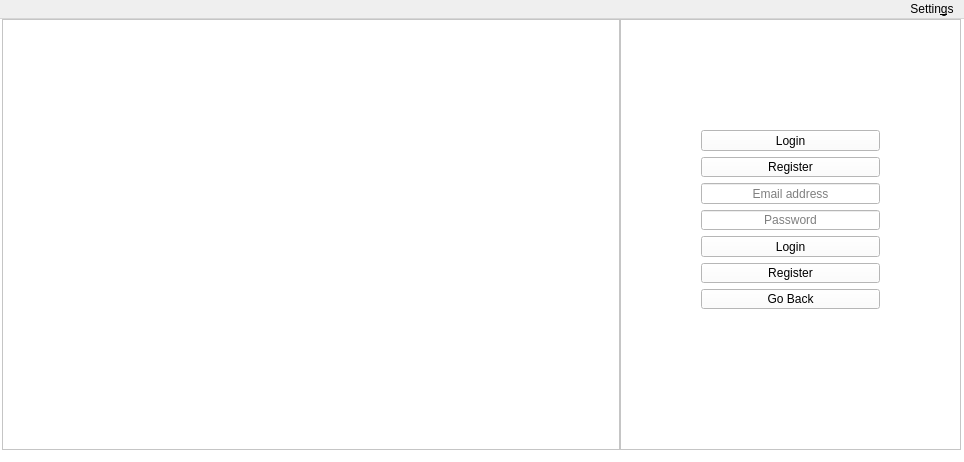
Qt form mainwindow.ui (gheorghitamutu/RCSocialNetwork-Client) before a commit.
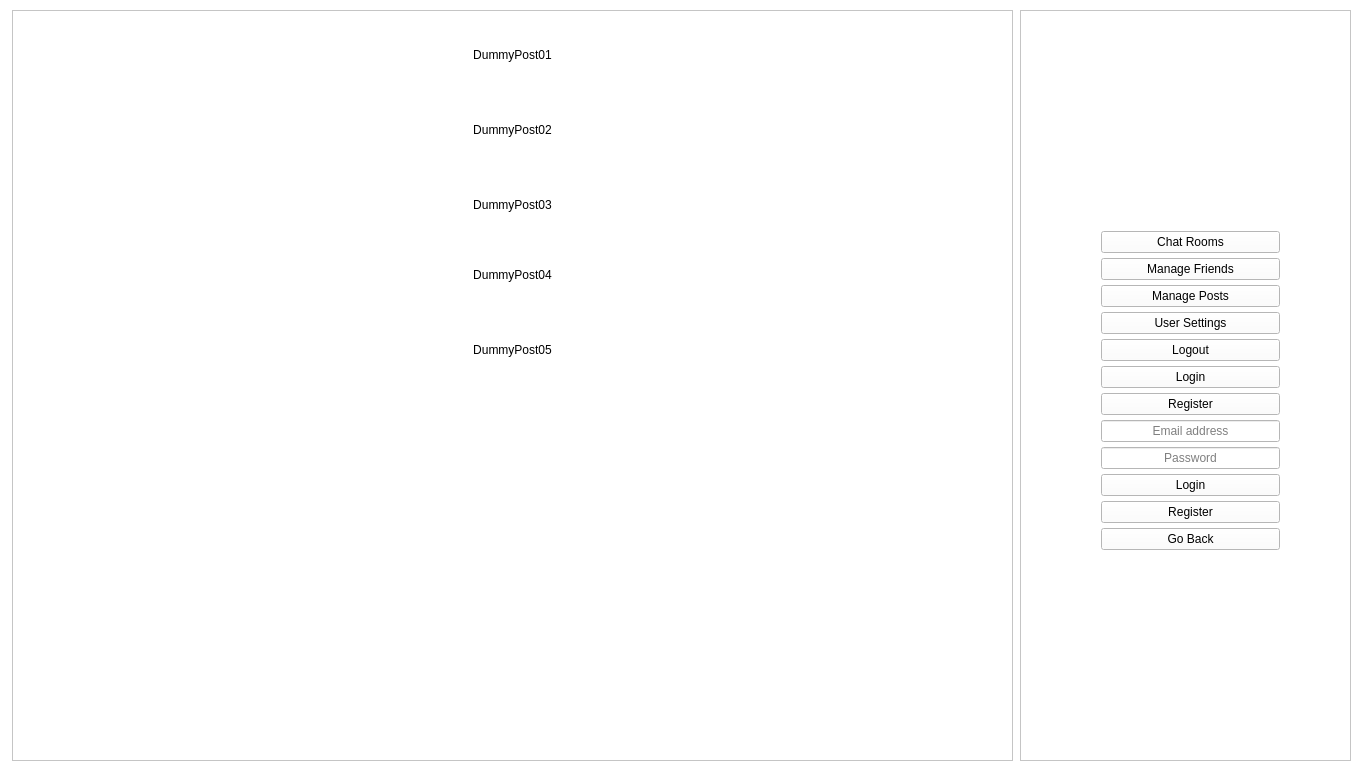
The same form after that commit.

Commit message: dummy posts hover button even

```diff
--- a/mainwindow.ui
+++ b/mainwindow.ui
@@ -9,8 +9,8 @@
    <rect>
     <x>0</x>
     <y>0</y>
-    <width>964</width>
-    <height>462</height>
+    <width>1366</width>
+    <height>773</height>
    </rect>
   </property>
   <property name="sizePolicy">
@@ -47,10 +47,10 @@
    <widget class="QFrame" name="login_chat_frame">
     <property name="geometry">
      <rect>
-      <x>620</x>
-      <y>0</y>
-      <width>341</width>
-      <height>431</height>
+      <x>1020</x>
+      <y>10</y>
+      <width>331</width>
+      <height>751</height>
      </rect>
     </property>
     <property name="sizePolicy">
@@ -63,23 +63,67 @@
      <enum>QFrame::StyledPanel</enum>
     </property>
     <property name="frameShadow">
-     <enum>QFrame::Raised</enum>
+     <enum>QFrame::Sunken</enum>
+    </property>
+    <property name="lineWidth">
+     <number>4</number>
+    </property>
+    <property name="midLineWidth">
+     <number>4</number>
     </property>
     <widget class="QWidget" name="verticalLayoutWidget">
      <property name="geometry">
       <rect>
        <x>70</x>
-       <y>100</y>
+       <y>210</y>
        <width>201</width>
-       <height>201</height>
+       <height>271</height>
       </rect>
      </property>
-     <layout class="QVBoxLayout" name="verticalLayoutMain">
+     <layout class="QVBoxLayout" name="RStateVerticalLayoutMain" stretch="0,0,0,0,0,0,0,0,0,0,0,0">
+      <property name="spacing">
+       <number>5</number>
+      </property>
       <property name="sizeConstraint">
-       <enum>QLayout::SetNoConstraint</enum>
+       <enum>QLayout::SetMinimumSize</enum>
       </property>
       <item>
-       <widget class="QPushButton" name="login_button">
+       <widget class="QPushButton" name="R3ChatRoomsButton">
+        <property name="text">
+         <string>Chat Rooms</string>
+        </property>
+       </widget>
+      </item>
+      <item>
+       <widget class="QPushButton" name="R3ManagaFriendsButton">
+        <property name="text">
+         <string>Manage Friends</string>
+        </property>
+       </widget>
+      </item>
+      <item>
+       <widget class="QPushButton" name="R3ManagePostsButton">
+        <property name="text">
+         <string>Manage Posts</string>
+        </property>
+       </widget>
+      </item>
+      <item>
+       <widget class="QPushButton" name="R3UserSettingsButton">
+        <property name="text">
+         <string>User Settings</string>
+        </property>
+       </widget>
+      </item>
+      <item>
+       <widget class="QPushButton" name="R3LogoutButton">
+        <property name="text">
+         <string>Logout</string>
+        </property>
+       </widget>
+      </item>
+      <item>
+       <widget class="QPushButton" name="R1StateLoginButton">
         <property name="enabled">
          <bool>true</bool>
         </property>
@@ -211,10 +255,10 @@
    <widget class="QFrame" name="frame">
     <property name="geometry">
      <rect>
-      <x>2</x>
-      <y>0</y>
-      <width>618</width>
-      <height>431</height>
+      <x>12</x>
+      <y>10</y>
+      <width>1001</width>
+      <height>751</height>
      </rect>
     </property>
     <property name="sizePolicy">
@@ -223,49 +267,114 @@
       <verstretch>0</verstretch>
      </sizepolicy>
     </property>
+    <property name="mouseTracking">
+     <bool>false</bool>
+    </property>
+    <property name="tabletTracking">
+     <bool>false</bool>
+    </property>
+    <property name="focusPolicy">
+     <enum>Qt::NoFocus</enum>
+    </property>
+    <property name="layoutDirection">
+     <enum>Qt::LeftToRight</enum>
+    </property>
+    <property name="autoFillBackground">
+     <bool>false</bool>
+    </property>
     <property name="frameShape">
      <enum>QFrame::StyledPanel</enum>
     </property>
     <property name="frameShadow">
-     <enum>QFrame::Raised</enum>
+     <enum>QFrame::Sunken</enum>
     </property>
-   </widget>
-  </widget>
-  <widget class="QMenuBar" name="menuBar">
-   <property name="geometry">
-    <rect>
-     <x>0</x>
-     <y>0</y>
-     <width>964</width>
-     <height>28</height>
-    </rect>
-   </property>
-   <property name="sizePolicy">
-    <sizepolicy hsizetype="MinimumExpanding" vsizetype="Minimum">
-     <horstretch>0</horstretch>
-     <verstretch>1</verstretch>
-    </sizepolicy>
-   </property>
-   <property name="layoutDirection">
-    <enum>Qt::RightToLeft</enum>
-   </property>
-   <property name="autoFillBackground">
-    <bool>true</bool>
-   </property>
-   <widget class="QMenu" name="menuSettings">
-    <property name="geometry">
-     <rect>
-      <x>1175</x>
-      <y>156</y>
-      <width>133</width>
-      <height>64</height>
-     </rect>
+    <property name="lineWidth">
+     <number>4</number>
     </property>
-    <property name="title">
-     <string>Settin&amp;gs</string>
+    <property name="midLineWidth">
+     <number>4</number>
     </property>
+    <widget class="QPushButton" name="L1StatePost01Button">
+     <property name="geometry">
+      <rect>
+       <x>10</x>
+       <y>10</y>
+       <width>981</width>
+       <height>70</height>
+      </rect>
+     </property>
+     <property name="text">
+      <string>DummyPost01</string>
+     </property>
+     <property name="flat">
+      <bool>true</bool>
+     </property>
+    </widget>
+    <widget class="QPushButton" name="L1StatePost02Button">
+     <property name="geometry">
+      <rect>
+       <x>10</x>
+       <y>85</y>
+       <width>981</width>
+       <height>70</height>
+      </rect>
+     </property>
+     <property name="text">
+      <string>DummyPost02</string>
+     </property>
+     <property name="flat">
+      <bool>true</bool>
+     </property>
+    </widget>
+    <widget class="QPushButton" name="L1StatePost03Button">
+     <property name="geometry">
+      <rect>
+       <x>10</x>
+       <y>160</y>
+       <width>981</width>
+       <height>70</height>
+      </rect>
+     </property>
+     <property name="text">
+      <string>DummyPost03</string>
+     </property>
+     <property name="flat">
+      <bool>true</bool>
+     </property>
+    </widget>
+    <widget class="QPushButton" name="L1StatePost04Button">
+     <property name="geometry">
+      <rect>
+       <x>10</x>
+       <y>230</y>
+       <width>981</width>
+       <height>70</height>
+      </rect>
+     </property>
+     <property name="text">
+      <string>DummyPost04</string>
+     </property>
+     <property name="flat">
+      <bool>true</bool>
+     </property>
+    </widget>
+    <widget class="QPushButton" name="L1StatePost05Button">
+     <property name="geometry">
+      <rect>
+       <x>10</x>
+       <y>305</y>
+       <width>981</width>
+       <height>70</height>
+      </rect>
+     </property>
+     <property name="text">
+      <string>DummyPost05</string>
+     </property>
+     <property name="flat">
+      <bool>true</bool>
+     </property>
+    </widget>
    </widget>
-   <addaction name="menuSettings"/>
   </widget>
  </widget>
  <layoutdefault spacing="6" margin="11"/>
```
Left out of the diff: 34 changed lines with no effect on the pictures. The commit also changes 6 other files.
